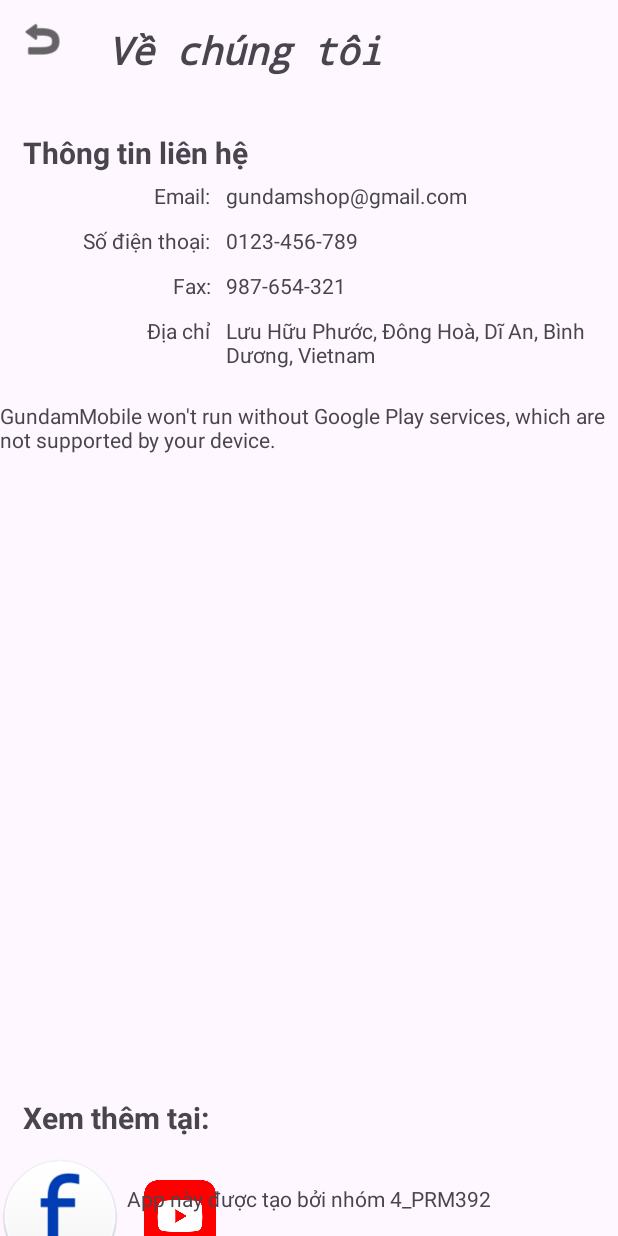
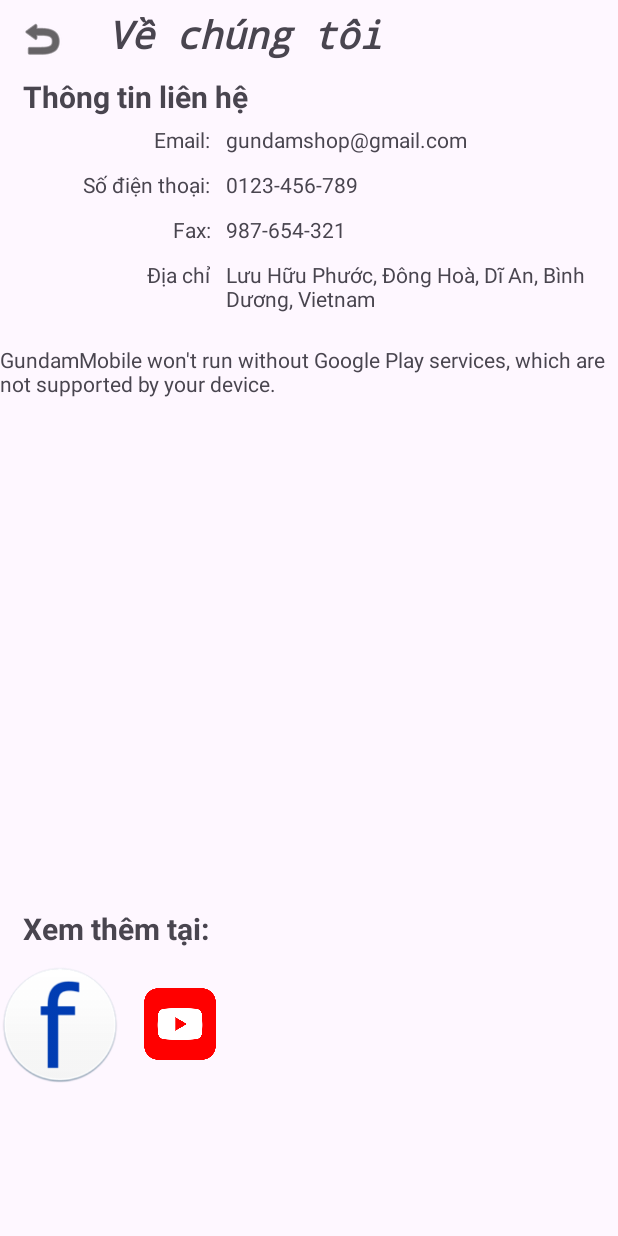
Before and after one commit to Nadariano/ProjectPRM, an Android app: the AboutusActivity screen opened directly, with no data from a screen before it, on a phone screen of 412 x 824 dp. Run offline under Robolectric (Android 15) with nearby library versions, the phone set to English and light mode, and no system bars.

Commit message:
fix Aboutus UI & deleteAll in ShoppingCartAct

```diff
--- a/app/src/main/java/com/example/gundammobile/ui/activity/ShoppingCartActivity.java
+++ b/app/src/main/java/com/example/gundammobile/ui/activity/ShoppingCartActivity.java
@@ -242,6 +242,7 @@ public class ShoppingCartActivity extends AppCompatActivity implements ShoppingC
 
         cartItems.clear();
         cartAdapter.notifyDataSetChanged();
+        updateTotalPrice();
     }
 
     @Override
--- a/app/src/main/res/layout/activity_aboutus.xml
+++ b/app/src/main/res/layout/activity_aboutus.xml
@@ -13,18 +13,15 @@
         android:layout_height="wrap_content"
         android:layout_marginStart="15dp"
         android:layout_marginTop="5dp"
-        android:layout_marginBottom="13dp"
         android:fontFamily="monospace"
         android:gravity="center"
         android:text="Về chúng tôi"
         android:textSize="25sp"
         android:textStyle="bold|italic"
-        app:layout_constraintBottom_toTopOf="@+id/linearLayout7"
         app:layout_constraintEnd_toEndOf="parent"
         app:layout_constraintHorizontal_bias="0.0"
         app:layout_constraintStart_toEndOf="@+id/backBtn"
-        app:layout_constraintTop_toTopOf="parent"
-        app:layout_constraintVertical_bias="0.314" />
+        app:layout_constraintTop_toTopOf="parent" />
 
     <ImageButton
         android:id="@+id/backBtn"
@@ -39,16 +36,28 @@
         app:layout_constraintTop_toTopOf="parent"
         app:srcCompat="@android:drawable/ic_menu_revert" />
 
+    <ScrollView
+        android:id="@+id/scrollView2"
+        android:layout_width="0dp"
+        android:layout_height="wrap_content"
+        android:layout_marginTop="5dp"
+        app:layout_constraintEnd_toEndOf="parent"
+        app:layout_constraintStart_toStartOf="parent"
+        app:layout_constraintTop_toBottomOf="@+id/textView36">
+
+        <androidx.constraintlayout.widget.ConstraintLayout
+            android:layout_width="match_parent"
+            android:layout_height="wrap_content">
+
             <LinearLayout
                 android:id="@+id/linearLayout7"
                 android:layout_width="0dp"
                 android:layout_height="wrap_content"
-        android:layout_marginTop="36dp"
+                android:layout_marginTop="5dp"
                 android:orientation="vertical"
                 app:layout_constraintEnd_toEndOf="parent"
-        app:layout_constraintHorizontal_bias="0.0"
                 app:layout_constraintStart_toStartOf="parent"
-        app:layout_constraintTop_toBottomOf="@+id/backBtn">
+                app:layout_constraintTop_toTopOf="parent">
 
                 <TextView
                     android:id="@+id/textView15"
@@ -156,9 +165,8 @@
                 android:id="@+id/map"
                 android:name="com.google.android.gms.maps.SupportMapFragment"
                 android:layout_width="0dp"
-        android:layout_height="450dp"
+                android:layout_height="350dp"
                 app:layout_constraintEnd_toEndOf="parent"
-        app:layout_constraintHorizontal_bias="0.0"
                 app:layout_constraintStart_toStartOf="parent"
                 app:layout_constraintTop_toBottomOf="@+id/linearLayout7" />
 
@@ -166,13 +174,14 @@
                 android:id="@+id/textView8"
                 android:layout_width="match_parent"
                 android:layout_height="wrap_content"
-        android:layout_marginTop="14dp"
+                android:layout_marginTop="25dp"
                 android:layout_weight="1"
                 android:paddingStart="15dp"
                 android:text="Xem thêm tại:"
                 android:textSize="20sp"
                 android:textStyle="bold"
                 app:layout_constraintEnd_toEndOf="parent"
+                app:layout_constraintHorizontal_bias="0.0"
                 app:layout_constraintStart_toStartOf="parent"
                 app:layout_constraintTop_toBottomOf="@+id/map" />
 
@@ -180,10 +189,9 @@
                 android:id="@+id/linearLayout8"
                 android:layout_width="match_parent"
                 android:layout_height="wrap_content"
-        android:layout_marginTop="12dp"
+                android:layout_marginTop="10dp"
                 android:orientation="horizontal"
                 app:layout_constraintEnd_toEndOf="parent"
-        app:layout_constraintHorizontal_bias="0.0"
                 app:layout_constraintStart_toStartOf="parent"
                 app:layout_constraintTop_toBottomOf="@+id/textView8">
 
@@ -206,14 +214,7 @@
                     app:srcCompat="@drawable/youtube" />
             </LinearLayout>
 
-    <TextView
-        android:id="@+id/textView25"
-        android:layout_width="wrap_content"
-        android:layout_height="wrap_content"
-        android:layout_marginBottom="15dp"
-        android:text="App này được tạo bởi nhóm 4_PRM392"
-        app:layout_constraintBottom_toBottomOf="parent"
-        app:layout_constraintEnd_toEndOf="parent"
-        app:layout_constraintStart_toStartOf="parent" />
+        </androidx.constraintlayout.widget.ConstraintLayout>
+    </ScrollView>
 
 </androidx.constraintlayout.widget.ConstraintLayout>
--- a/app/src/main/res/layout/fragment_logged_in_user.xml
+++ b/app/src/main/res/layout/fragment_logged_in_user.xml
@@ -16,7 +16,7 @@
 
         <LinearLayout
             android:layout_width="match_parent"
-            android:layout_height="185dp"
+            android:layout_height="wrap_content"
             android:background="@drawable/gradient_card"
             android:orientation="vertical"
             android:padding="15dp">
@@ -35,6 +35,7 @@
                 android:layout_width="203dp"
                 android:layout_height="wrap_content"
                 android:layout_gravity="center"
+                android:layout_margin="5dp"
                 android:layout_weight="0.5"
                 android:gravity="center"
                 android:text="Chào bạn,"
@@ -46,6 +47,7 @@
                 android:layout_width="match_parent"
                 android:layout_height="wrap_content"
                 android:layout_gravity="center"
+                android:layout_margin="5dp"
                 android:layout_weight="1"
                 android:gravity="center"
                 android:textSize="25sp"
```
Lines whose indentation alone changed are shown as unchanged.
